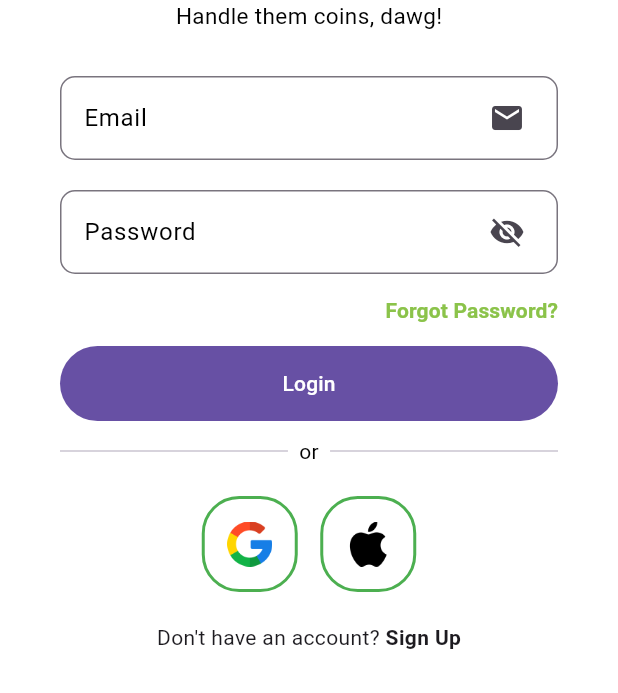
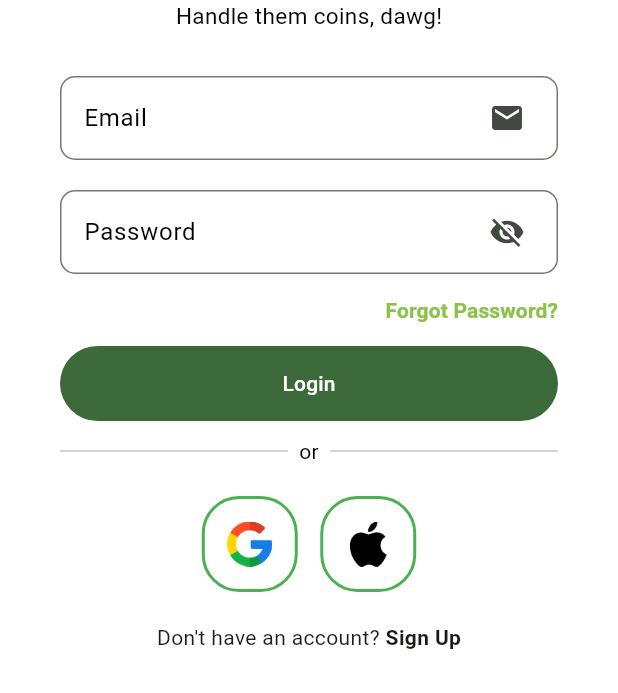
Before and after one commit to fabiooo4/Pecunia, a Flutter app: the screen it shows after launch, on a phone screen of 412 x 824 dp, the part 543-1236 px from its top. Run offline on Flutter 3.47's test engine with Material 2 defaults, Android fonts, the phone set to English and light mode, and no system bars; our stand-ins replace flutter_riverpod, go_router, google_nav_bar, riverpod_annotation, supabase_flutter, syncfusion_flutter_charts; accounts and stored records are empty; generated files the repository leaves out were written again.

Commit message:
restored colors

```diff
--- a/lib/src/app.dart
+++ b/lib/src/app.dart
@@ -31,12 +31,17 @@ class MyApp extends StatelessWidget {
             GlobalCupertinoLocalizations.delegate,
           ],
           supportedLocales: const [
-            Locale('en', ''),
+            Locale('en', ''), // English, no country code
           ],
           onGenerateTitle: (BuildContext context) =>
               AppLocalizations.of(context)!.appTitle,
-          theme: AppTheme().lightTheme,
-          darkTheme: AppTheme().darkTheme,
+          theme: ThemeData(
+            useMaterial3: true,
+            colorScheme: ColorScheme.fromSeed(seedColor: Colors.green),
+          ),
+          darkTheme: ThemeData.dark(
+            useMaterial3: true,
+          ),
           themeMode: ThemeMode.light,
           debugShowCheckedModeBanner: false,
         );
@@ -44,51 +49,3 @@ class MyApp extends StatelessWidget {
     );
   }
 }
-
-class AppColors {
-  static const MaterialColor lightGreen = MaterialColor(
-    0xFF00C853, // Primary color value
-    <int, Color>{
-      50: Color(0xFFF1F8E9),
-      100: Color(0xFFDCEDC8),
-      200: Color(0xFFC5E1A5),
-      300: Color(0xFFAED581),
-      400: Color(0xFF9CCC65),
-      500: Color(0xFF8BC34A),
-      600: Color(0xFF7CB342),
-      700: Color(0xFF689F38),
-      800: Color(0xFF558B2F),
-      900: Color(0xFF33691E),
-    },
-  );
-
-  static const MaterialColor darkGreen = MaterialColor(
-    0xFF00C853, // Primary color value
-    <int, Color>{
-      50: Color(0xFF1B5E20),
-      100: Color(0xFF22492D),
-      200: Color(0xFF1E3A23),
-      300: Color(0xFF15291A),
-      400: Color(0xFF0E1F15),
-      500: Color(0xFF0A140F),
-      600: Color(0xFF080E0A),
-      700: Color(0xFF050A08),
-      800: Color(0xFF020505),
-      900: Color(0xFF000000),
-    },
-  );
-}
-
-class AppTheme {
-  ThemeData get lightTheme => ThemeData(
-        useMaterial3: true,
-        brightness: Brightness.light,
-        primarySwatch: AppColors.lightGreen,
-      );
-
-  ThemeData get darkTheme => ThemeData(
-        useMaterial3: true,
-        brightness: Brightness.dark,
-        primarySwatch: AppColors.darkGreen,
-      );
-}
```
